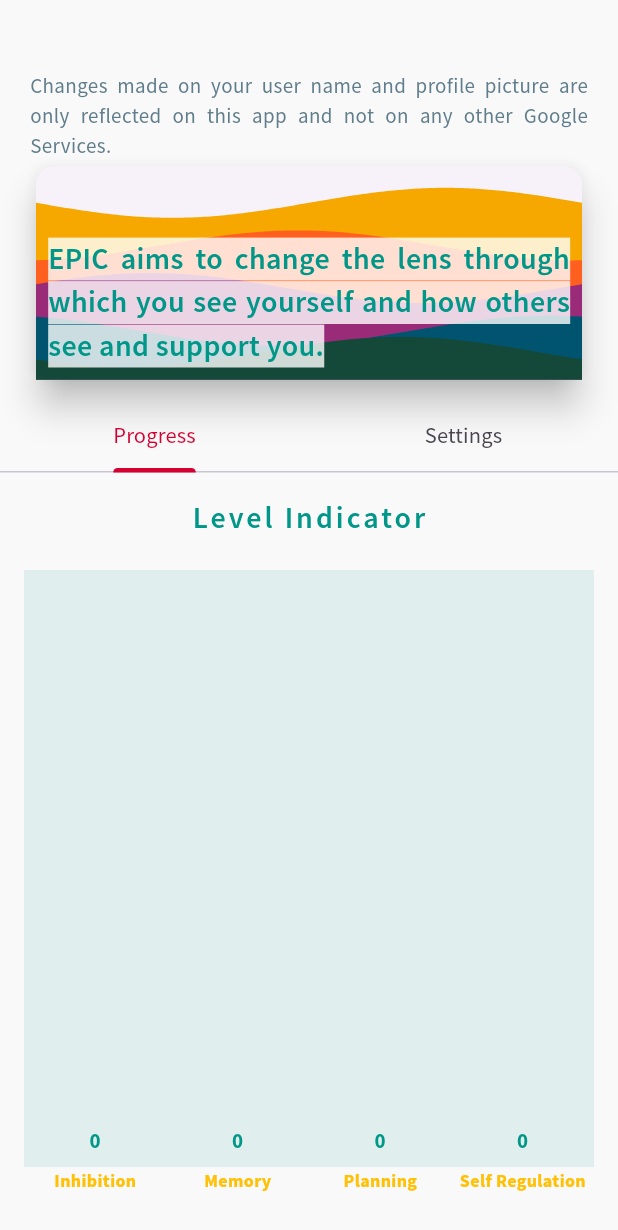
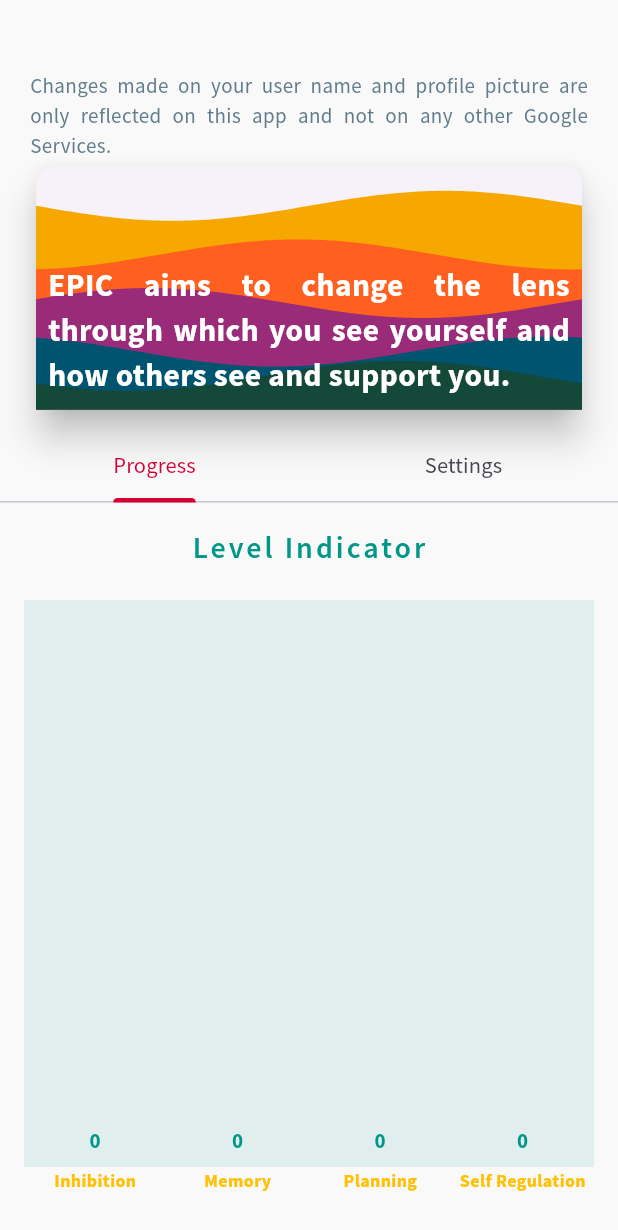
Before and after one commit to JohnNixon6972/EPIC-Think-Learn, a Flutter app: the MyProfile screen opened directly, on a phone screen of 412 x 824 dp. Shown: the top 1230 px of the screen. Run offline on Flutter 3.47's test engine with Material 3 defaults, Android fonts, the phone set to English and light mode, and no system bars; drawn by our look-alikes of fl_chart, wave; our stand-ins replace animated_text_kit, cached_network_image, cloud_firestore, confetti, date_picker_timeline, firebase_auth and 14 more; missing offline and left inert: circular_reveal_animation, morphable_shape, spring; accounts and stored records are empty; network calls fail.

Commit message:
updated UI based on first interview

```diff
--- a/epic/lib/features/account/pages/profile_settings.dart
+++ b/epic/lib/features/account/pages/profile_settings.dart
@@ -86,7 +86,7 @@
                             )
                           ],
                         ),
-                        const Divider(),
+                        // const Divider(),
 
                         Align(
                           alignment: Alignment.center,
--- a/epic/lib/features/account/parts/top_header.dart
+++ b/epic/lib/features/account/parts/top_header.dart
@@ -30,14 +30,14 @@
             textAlign: TextAlign.justify,
           ),
           SizedBox(
-            height: 150,
+            height: 170,
             width: MediaQuery.of(context).size.width,
-            child: Card(
+            child: const Card(
               elevation: 10,
               child: Stack(
                 children: [
-                  const Background(
-                     color1: AppConstants.attentionColor,
+                  Background(
+                    color1: AppConstants.attentionColor,
                     color2: AppConstants.inhibitionColor,
                     color3: AppConstants.memoryColor,
                     color4: AppConstants.planningColor,
@@ -45,17 +45,17 @@
                   ),
                   Column(
                     children: [
-                      const Spacer(),
+                      Spacer(),
                       Padding(
-                        padding: const EdgeInsets.all(8.0),
+                        padding: EdgeInsets.all(8.0),
                         child: Text(
                           "EPIC aims to change the lens through which you see yourself and how others see and support you.",
                           style: TextStyle(
-                            fontSize: 20,
-                            fontWeight: FontWeight.w600,
-                            color: AppConstants.tertiaryColor,
-                            backgroundColor:
-                                AppConstants.primaryTextColor.withOpacity(0.8),
+                            fontSize: 21,
+                            fontWeight: FontWeight.bold,
+                            color: AppConstants.primaryTextColor,
+                            // backgroundColor:
+                            // AppConstants.primaryTextColor.withOpacity(0.8),
                           ),
                           textAlign: TextAlign.justify,
                         ),
--- a/epic/lib/features/discover/pages/discover.dart
+++ b/epic/lib/features/discover/pages/discover.dart
@@ -50,7 +50,7 @@
                       ),
                       SizedBox(
                         height: 350,
-                        width: MediaQuery.of(context).size.width,
+                        width: MediaQuery.of(context).size.width - 30,
                         child: StrategyView(
                           currentUser: currentUser,
                         ),
```
Also changed, not shown: epic/lib/features/discover/widgets/strategy_view.dart (+4 -4 lines).
